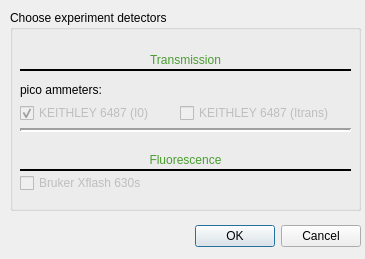
The window that ui/detectors.ui (SESAME-Synchrotron/HESEBScanTool) describes before a commit, drawn with Qt 5.
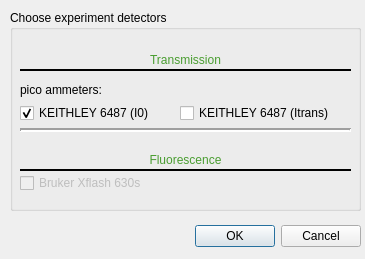
The same window after the commit.

```diff
--- a/ui/detectors.ui
+++ b/ui/detectors.ui
@@ -167,7 +167,7 @@
    </widget>
    <widget class="QCheckBox" name="KEITHLEY_I0">
     <property name="enabled">
-     <bool>false</bool>
+     <bool>true</bool>
     </property>
     <property name="geometry">
      <rect>
@@ -186,7 +186,7 @@
    </widget>
    <widget class="QCheckBox" name="KEITHLEY_Itrans">
     <property name="enabled">
-     <bool>false</bool>
+     <bool>true</bool>
     </property>
     <property name="geometry">
      <rect>
```
